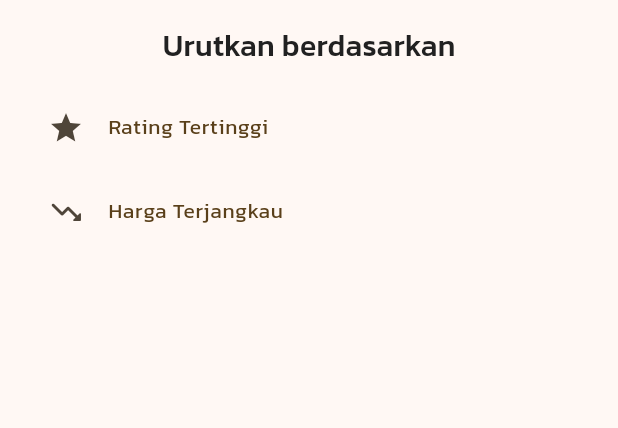
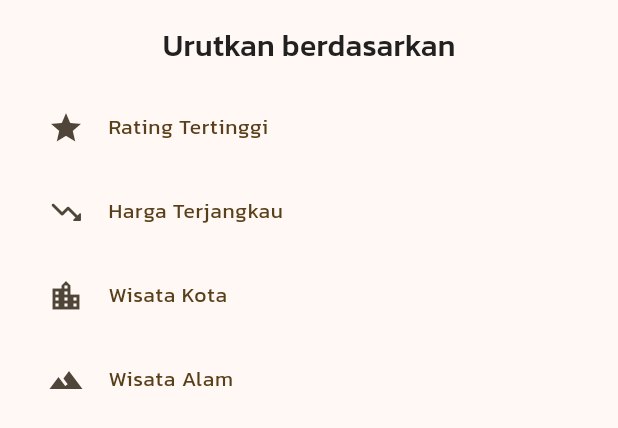
Before and after one commit to Alope-Community/forClient_TravelApp, a Flutter app: the ModalBottomFilter widget shown alone on an empty page, opened directly with empty values, on a phone screen of 412 x 824 dp. Shown: the top 428 px of the screen. Run offline on Flutter 3.47's test engine with Material 3 defaults, Android fonts, the phone set to English and light mode, and no system bars; network calls fail.

Commit message:
add nature & city filtering for destinations

```diff
--- a/lib/services/destination.dart
+++ b/lib/services/destination.dart
@@ -6,15 +6,19 @@ Future<List<Destination>> getDestinations({
   String? query,
   String? filter,
 }) async {
-  final String response = await rootBundle.loadString('assets/data/destinations.json');
+  final String response = await rootBundle.loadString(
+    'assets/data/destinations.json',
+  );
   final List<dynamic> data = json.decode(response);
-  List<Destination> destinations = data.map((item) => Destination.fromJson(item)).toList();
+  List<Destination> destinations =
+      data.map((item) => Destination.fromJson(item)).toList();
 
   if (query != null && query.isNotEmpty) {
-    destinations = destinations.where((destination) {
-      final name = destination.name?.toLowerCase() ?? '';
-      return name.contains(query.toLowerCase());
-    }).toList();
+    destinations =
+        destinations.where((destination) {
+          final name = destination.name?.toLowerCase() ?? '';
+          return name.contains(query.toLowerCase());
+        }).toList();
   }
 
   if (filter == 'rating') {
@@ -39,6 +43,20 @@ Future<List<Destination>> getRecommendations({
     destinations.sort((a, b) => b.rating!.compareTo(a.rating!));
   } else if (filter == 'price') {
     destinations.sort((a, b) => a.budget.compareTo(b.budget));
+  } else if (filter == 'alam') {
+    destinations = destinations
+        .where(
+          (destination) =>
+              destination.subCategories?.contains('Wisata Alam') ?? false,
+        )
+        .toList();
+  } else if (filter == 'kota') {
+    destinations = destinations
+        .where(
+          (destination) =>
+              destination.subCategories?.contains('Wisata Kota') ?? false,
+        )
+        .toList();
   }
 
   return destinations.where((destination) {
@@ -66,10 +84,25 @@ Future<List<Destination>> getTrendingDestinations({
     destinations.sort((a, b) => b.rating!.compareTo(a.rating!));
   } else if (filter == 'price') {
     destinations.sort((a, b) => a.budget.compareTo(b.budget));
+  } else if (filter == 'alam') {
+    destinations = destinations
+        .where(
+          (destination) =>
+              destination.subCategories?.contains('Wisata Alam') ?? false,
+        )
+        .toList();
+  } else if (filter == 'kota') {
+    destinations = destinations
+        .where(
+          (destination) =>
+              destination.subCategories?.contains('Wisata Kota') ?? false,
+        )
+        .toList();
   }
 
   return destinations.where((destination) {
-    final isHighRated = destination.rating != null && destination.rating! > 4.3;
+    final isHighRated =
+        destination.rating != null && destination.rating! > 4.3;
 
     final matchCategory = category == "All" || destination.category == category;
 
--- a/lib/widgets/modal_bottom_filter.dart
+++ b/lib/widgets/modal_bottom_filter.dart
@@ -32,6 +32,18 @@ class ModalBottomFilter extends StatelessWidget {
             label: 'Harga Terjangkau',
             filter: 'price',
           ),
+          _buildFilterTile(
+            context,
+            icon: Icons.location_city,
+            label: 'Wisata Kota',
+            filter: 'kota',
+          ),
+          _buildFilterTile(
+            context,
+            icon: Icons.terrain,
+            label: 'Wisata Alam',
+            filter: 'alam',
+          ),
         ],
       ),
     );
```
